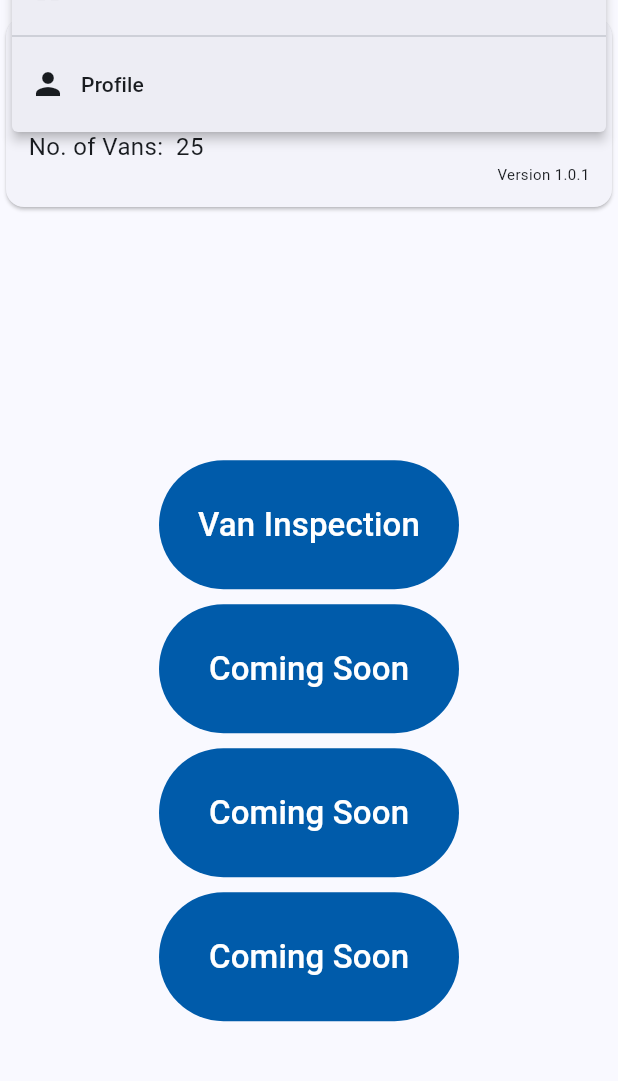
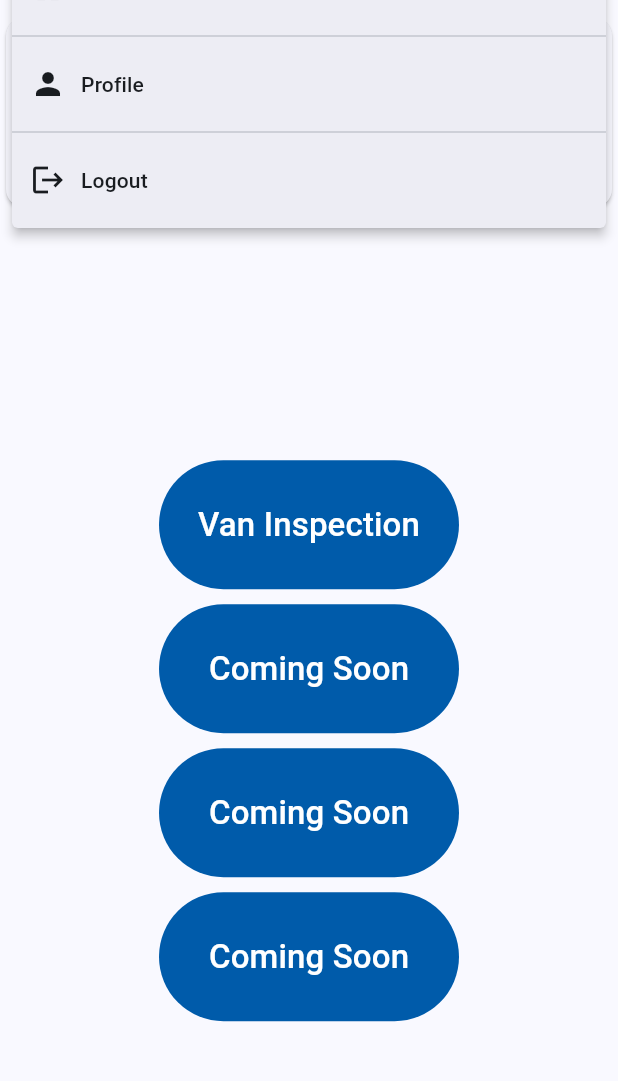
Before and after one commit to ebadmirza2005/dreams-app, a Flutter app: the HomeScreen screen opened directly, after a tap on the "menu" icon, on a phone screen of 412 x 824 dp, the part 72-1153 px from its top. Run offline on Flutter 3.47's test engine with Material 3 defaults, Android fonts, the phone set to English and light mode, and no system bars.

Commit message:
App Bar Components Create

```diff
--- a/lib/utils/app_bar.dart
+++ b/lib/utils/app_bar.dart
@@ -1,4 +1,6 @@
 import 'package:flutter/material.dart';
+import '../screen/home_screen.dart';
+import '../screen/login_screen.dart';
 import '../screen/profile_screen.dart';
 import 'text.dart';
 
@@ -15,8 +17,12 @@ class AppBarWidget extends StatelessWidget implements PreferredSizeWidget{
           ),
           icon: Icon(Icons.menu),
           onSelected: (value) {
-            if (value == "profile") {
+            if(value == "home") {
+              Navigator.pushReplacement(context, MaterialPageRoute(builder: (_) => HomeScreen()));
+            } else if (value == "profile") {
               Navigator.pushReplacement(context, MaterialPageRoute(builder: (_) => ProfileScreen()));
+            }else if(value == "logout") {
+              Navigator.pushReplacement(context, MaterialPageRoute(builder: (_) => LoginScreen()));
             }
 
           },
@@ -42,6 +48,17 @@ class AppBarWidget extends StatelessWidget implements PreferredSizeWidget{
                   ],
                 )
             ),
+            const PopupMenuDivider(),
+            PopupMenuItem<String>(
+                value: "logout",
+                child: Row(
+                  children: [
+                    Icon(Icons.logout),
+                    SizedBox(width: 10,),
+                    TextWidget(text: "Logout",),
+                  ],
+                )
+            ),
           ],
 
         ),
```
